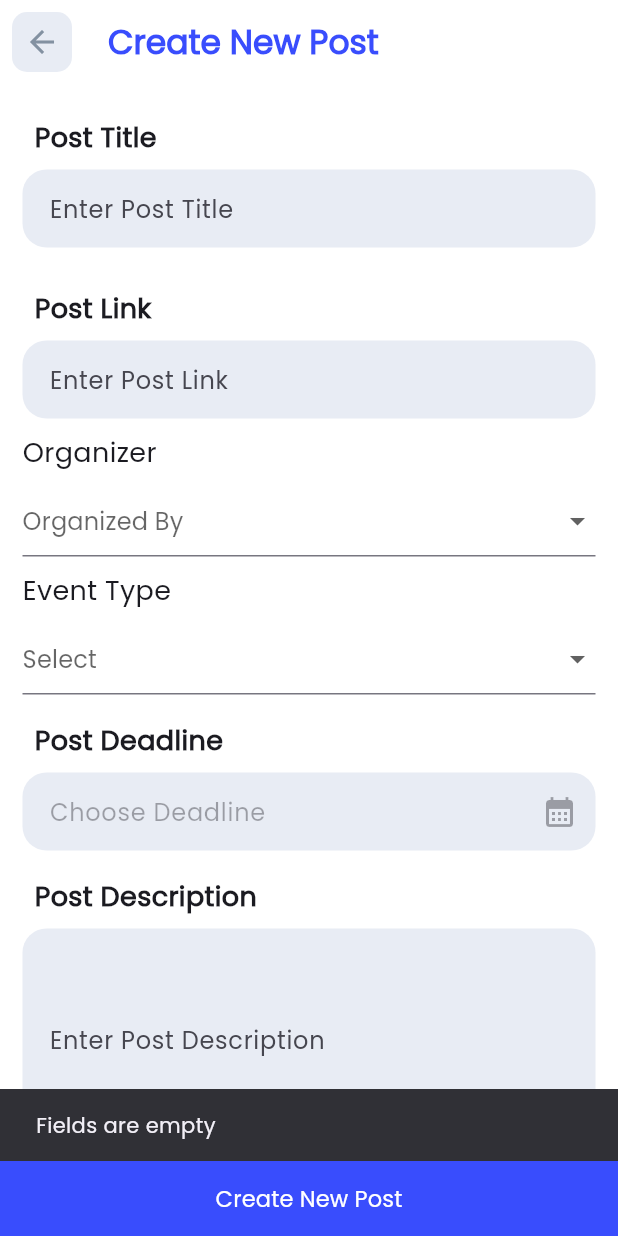
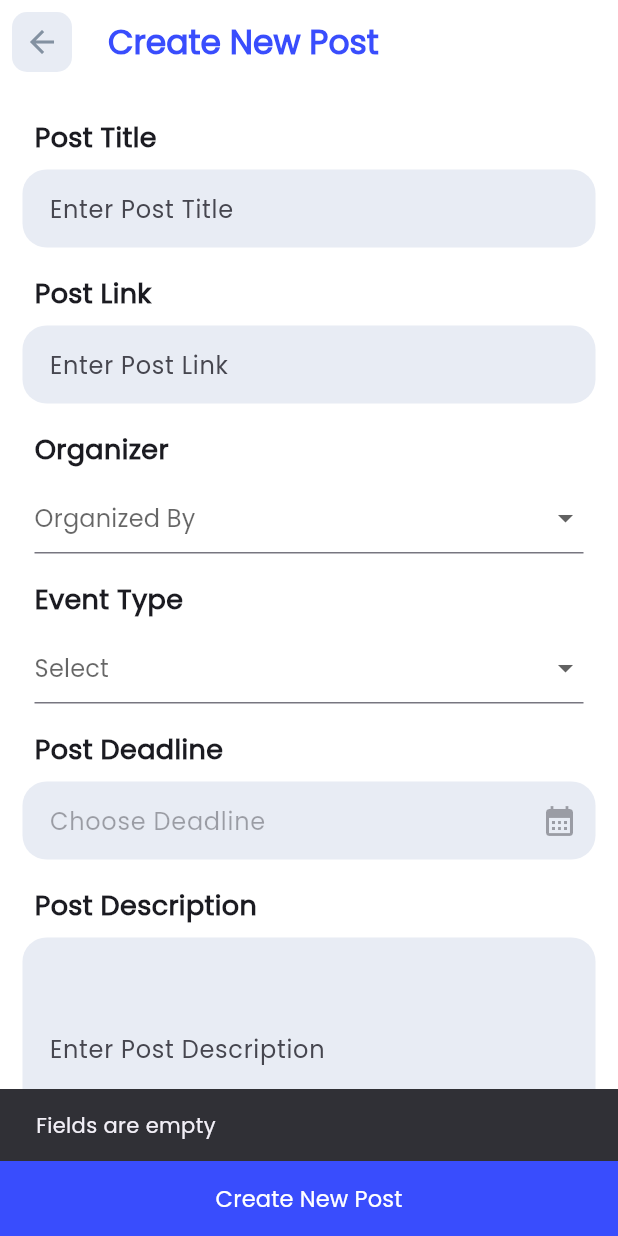
Before and after one commit to djunicode/noteng, a Flutter app: the AddNewPostPage screen opened directly, after a tap on "Create New Post", on a phone screen of 412 x 824 dp. Run offline on Flutter 3.47's test engine with Material 3 defaults, Android fonts, the phone set to English and light mode, and no system bars; our stand-ins replace dio, file_picker, flutter_rating_bar, flutter_svg, font_awesome_flutter, get and 5 more; missing offline and left inert: flutter_neat_and_clean_calendar, syncfusion_flutter_pdfviewer; accounts and stored records are empty.

Commit message:
add post ui fix

```diff
--- a/lib/pages/Posts/add_new_post.dart
+++ b/lib/pages/Posts/add_new_post.dart
@@ -3,6 +3,7 @@ import 'dart:io';
 import 'package:flutter/cupertino.dart';
 import 'package:flutter/material.dart';
 import 'package:flutter/widgets.dart';
+import 'package:get/get.dart';
 import 'package:image_picker/image_picker.dart';
 import 'package:intl/intl.dart';
 import 'package:noteng/Widgets/app_bar_widget.dart';
@@ -11,6 +12,7 @@ import 'package:noteng/Widgets/textFieldWidget.dart';
 import 'package:noteng/constants/colors.dart';
 import 'package:noteng/data/Posts/postModel.dart';
 import 'package:noteng/data/Posts/postRepo.dart';
+import 'package:noteng/pages/Home/home_screen.dart';
 import 'package:shared_preferences/shared_preferences.dart';
 
 class AddNewPostPage extends StatefulWidget {
@@ -92,12 +94,20 @@ class _AddNewPostPageState extends State<AddNewPostPage> {
         user: sapid);
     try {
       Posts createdPost = await PostsRepo.createPost(post, _image!);
+      if (createdPost.postId == null) {
+        ScaffoldMessenger.of(context).showSnackBar(
+          SnackBar(content: Text('Upload failed')),
+        );
+        print("Upload failed");
+        return;
+      }
       // Handle success
       ScaffoldMessenger.of(context).showSnackBar(
         SnackBar(
             content: Text('Post created successfully: ${createdPost.title}')),
       );
       print("Post created successfully: ${createdPost.title}");
+      Get.back();
     } catch (e) {
       // Handle error
       ScaffoldMessenger.of(context).showSnackBar(
@@ -133,9 +143,7 @@ class _AddNewPostPageState extends State<AddNewPostPage> {
                 maxLines: 1,
                 controller: postTitle,
               ),
-              const SizedBox(
-                height: 10,
-              ),
+
               // const Padding(
               //   padding: EdgeInsets.all(8.0),
               //   child: Text(
@@ -173,12 +181,17 @@ class _AddNewPostPageState extends State<AddNewPostPage> {
               //     style: TextStyle(fontSize: 18, fontWeight: FontWeight.w700),
               //   ),
               // ),
-              const Text(
-                'Organizer',
-                style: TextStyle(fontSize: 18.0),
+              const Padding(
+                padding: EdgeInsets.all(8.0),
+                child: Text(
+                  "Organizer",
+                  style: TextStyle(fontSize: 18, fontWeight: FontWeight.w700),
                 ),
-              const SizedBox(height: 8.0),
-              DropdownButtonFormField<String>(
+              ),
+
+              Padding(
+                padding: const EdgeInsets.fromLTRB(8.0, 0, 8, 0),
+                child: DropdownButtonFormField<String>(
                   hint: const Text('Organized By'),
                   value: _organizedBy.isNotEmpty ? _organizedBy : null,
                   onChanged: (value) {
@@ -203,15 +216,21 @@ class _AddNewPostPageState extends State<AddNewPostPage> {
                     ),
                   ],
                 ),
+              ),
               const SizedBox(
                 height: 10,
               ),
-              const Text(
-                'Event Type',
-                style: TextStyle(fontSize: 18.0),
+              const Padding(
+                padding: EdgeInsets.all(8.0),
+                child: Text(
+                  "Event Type",
+                  style: TextStyle(fontSize: 18, fontWeight: FontWeight.w700),
                 ),
-              const SizedBox(height: 8.0),
-              DropdownButtonFormField<String>(
+              ),
+
+              Padding(
+                padding: const EdgeInsets.fromLTRB(8.0, 0, 8, 0),
+                child: DropdownButtonFormField<String>(
                   hint: const Text('Select'),
                   value: _eventType.isNotEmpty ? _eventType : null,
                   onChanged: (value) {
@@ -243,6 +262,7 @@ class _AddNewPostPageState extends State<AddNewPostPage> {
                       child: Text('startup'),
                     ),
                   ],
+                ),
               ),
               // textFieldWidget(
               //   hintText: "Enter the organization name",
```
Lines whose indentation alone changed are shown as unchanged.
